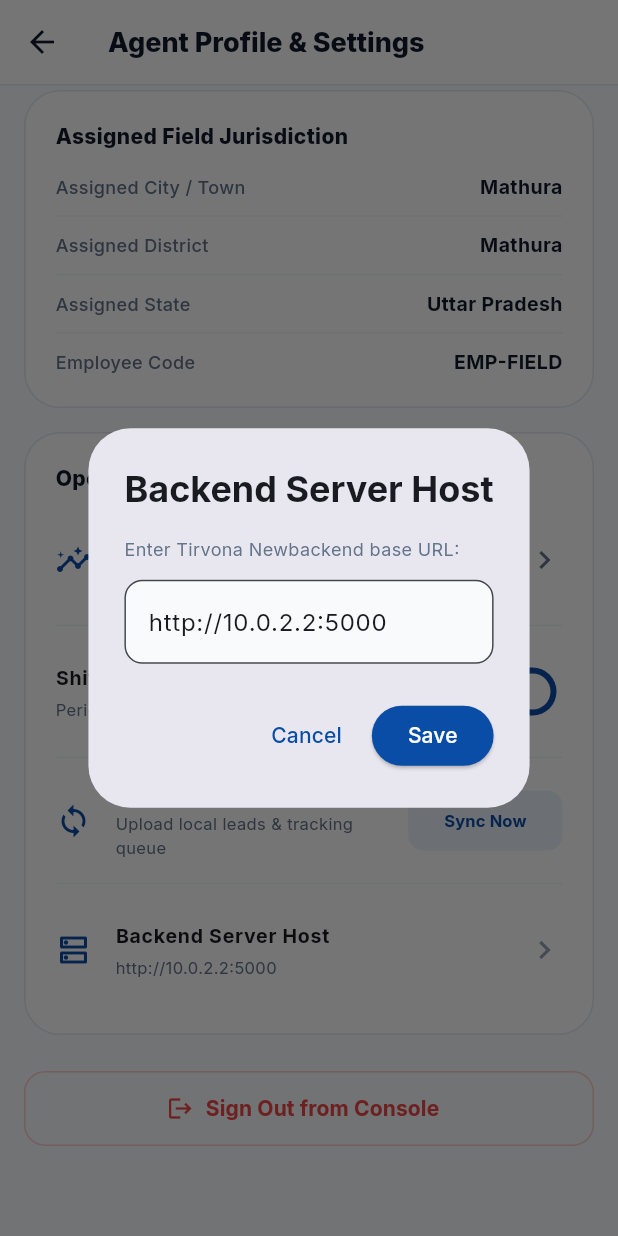
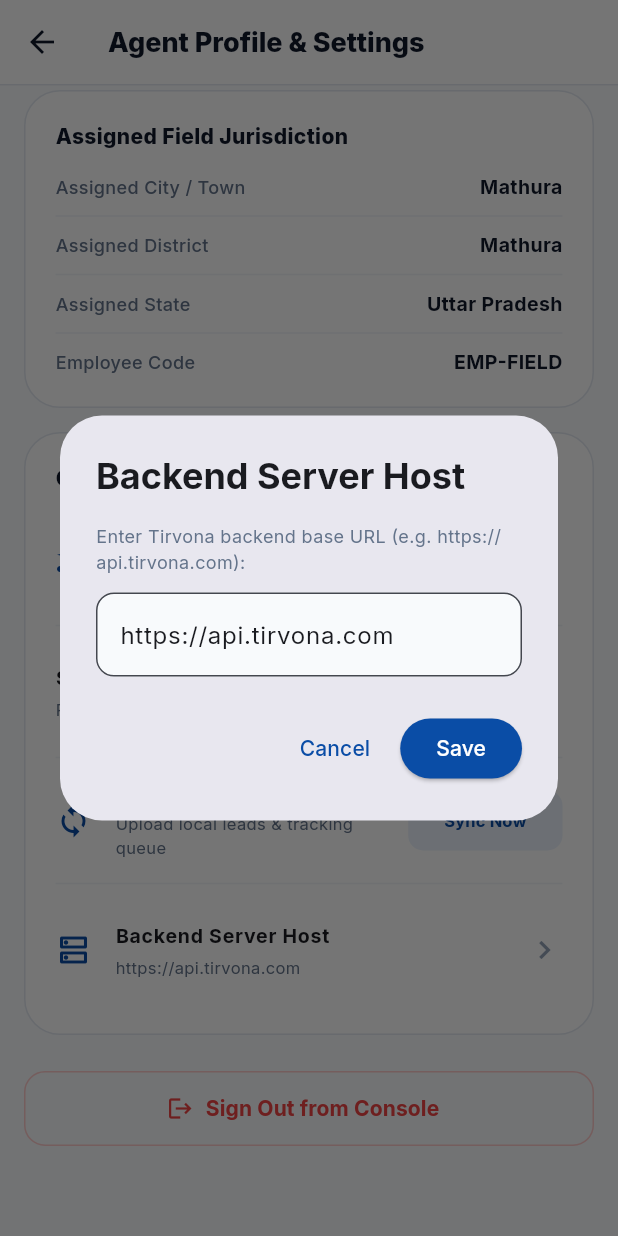
Before and after one commit to priyanshuverma228415/tirvona, a Flutter app: the ProfileScreen screen opened directly, scrolled down 149 dp, after a tap on "Backend Server Host", on a phone screen of 412 x 824 dp. Run offline on Flutter 3.47's test engine with Material 3 defaults, Android fonts, the phone set to English and light mode, and no system bars; our stand-ins replace audioplayers, battery_plus, connectivity_plus, dio, flutter_secure_storage, geolocator and 5 more; missing offline and left inert: record; accounts and stored records are empty.

Commit message:
feat(mobile): set default api base url to api.tirvona.com and add release mode local ip cleanup

```diff
--- a/lead_app/lib/core/constants/app_constants.dart
+++ b/lead_app/lib/core/constants/app_constants.dart
@@ -6,17 +6,20 @@ class AppConstants {
   static const String appName = 'Tirvona Lead';
   static const String appVersion = '1.0.0';
 
-  // Base API URL default:
-  // Android emulator uses 10.0.2.2 to connect to host machine localhost:5000
-  // Web / Desktop / physical devices use localhost or custom host.
+  // Base API URL:
+  // Production URL: https://api.tirvona.com
+  // Debug mode defaults to local development server if needed.
   static String get defaultBaseUrl {
+    if (kReleaseMode) {
+      return 'https://api.tirvona.com';
+    }
     if (kIsWeb) return 'http://localhost:5000';
     try {
       if (Platform.isAndroid) {
-        return 'http://10.0.2.2:5000';
+        return 'https://api.tirvona.com';
       }
     } catch (_) {}
-    return 'http://localhost:5000';
+    return 'https://api.tirvona.com';
   }
 
   static const String apiPrefix = '/api/lead-collection';
--- a/lead_app/lib/core/network/api_client.dart
+++ b/lead_app/lib/core/network/api_client.dart
@@ -40,7 +40,18 @@ class ApiClient {
           final customUrl = prefs.getString(AppConstants.serverUrlKey);
           if (customUrl != null && customUrl.trim().isNotEmpty) {
             final cleaned = customUrl.trim().replaceAll(RegExp(r'/+$'), '');
-            options.baseUrl = '$cleaned${AppConstants.apiPrefix}';
+            // In release mode, automatically clean up stale local development IPs
+            if (kReleaseMode &&
+                (cleaned.contains('192.168.') ||
+                    cleaned.contains('10.0.2.2') ||
+                    cleaned.contains('localhost') ||
+                    cleaned.contains('127.0.0.1'))) {
+              await prefs.remove(AppConstants.serverUrlKey);
+              options.baseUrl =
+                  '${AppConstants.defaultBaseUrl}${AppConstants.apiPrefix}';
+            } else {
+              options.baseUrl = '$cleaned${AppConstants.apiPrefix}';
+            }
           }
 
           var t = _token;
@@ -80,7 +91,16 @@ class ApiClient {
 
   Future<String> getBaseUrl() async {
     final prefs = await SharedPreferences.getInstance();
-    return prefs.getString(AppConstants.serverUrlKey) ??
-        AppConstants.defaultBaseUrl;
+    final custom = prefs.getString(AppConstants.serverUrlKey);
+    if (kReleaseMode &&
+        custom != null &&
+        (custom.contains('192.168.') ||
+            custom.contains('10.0.2.2') ||
+            custom.contains('localhost') ||
+            custom.contains('127.0.0.1'))) {
+      await prefs.remove(AppConstants.serverUrlKey);
+      return AppConstants.defaultBaseUrl;
+    }
+    return custom ?? AppConstants.defaultBaseUrl;
   }
 }
--- a/lead_app/lib/views/auth/login_screen.dart
+++ b/lead_app/lib/views/auth/login_screen.dart
@@ -86,14 +86,14 @@ class _LoginScreenState extends State<LoginScreen> {
           crossAxisAlignment: CrossAxisAlignment.start,
           children: [
             const Text(
-              'Enter backend host URL (e.g. http://10.0.2.2:5000 or http://localhost:5000):',
+              'Enter backend host URL (e.g. https://api.tirvona.com):',
               style: TextStyle(fontSize: 12, color: AppColors.textSecondary),
             ),
             const SizedBox(height: 12),
             TextField(
               controller: urlController,
               decoration: InputDecoration(
-                hintText: 'http://10.0.2.2:5000',
+                hintText: 'https://api.tirvona.com',
                 filled: true,
                 fillColor: AppColors.background,
                 border: OutlineInputBorder(
--- a/lead_app/lib/views/profile/profile_screen.dart
+++ b/lead_app/lib/views/profile/profile_screen.dart
@@ -65,14 +65,14 @@ class _ProfileScreenState extends State<ProfileScreen> {
           crossAxisAlignment: CrossAxisAlignment.start,
           children: [
             const Text(
-              'Enter Tirvona Newbackend base URL:',
+              'Enter Tirvona backend base URL (e.g. https://api.tirvona.com):',
               style: TextStyle(fontSize: 12, color: AppColors.textSecondary),
             ),
             const SizedBox(height: 12),
             TextField(
               controller: urlController,
               decoration: InputDecoration(
-                hintText: 'http://10.0.2.2:5000',
+                hintText: 'https://api.tirvona.com',
                 filled: true,
                 fillColor: AppColors.background,
                 border: OutlineInputBorder(
```
Also changed, not shown: lead_app/lib/core/services/auth_service.dart (+26 -0 lines), 1 other file.
